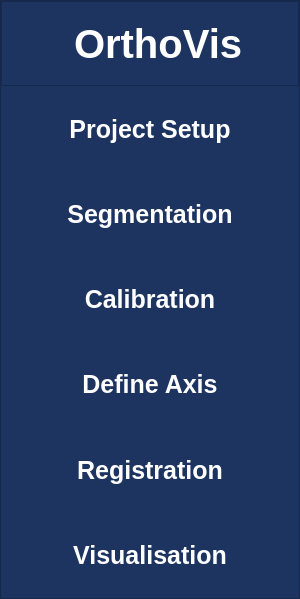
First picture: the form in widgets/sidebar/sidebar.ui, repository sdpunit/OrthoVis, before the edit.
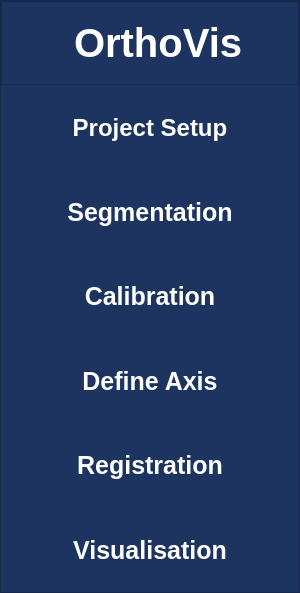
Second picture: the form after the edit. Icons and pictures are not drawn.

Commit message: Add hover effect and navigation logic in Sidebar

The edit to the form file:
```diff
--- a/widgets/sidebar/sidebar.ui
+++ b/widgets/sidebar/sidebar.ui
@@ -7,7 +7,7 @@
     <x>0</x>
     <y>0</y>
     <width>300</width>
-    <height>599</height>
+    <height>593</height>
    </rect>
   </property>
   <property name="sizePolicy">
@@ -168,21 +168,21 @@
         </property>
         <property name="font">
          <font>
-          <pointsize>19</pointsize>
+          <pointsize>18</pointsize>
           <bold>true</bold>
           <kerning>true</kerning>
          </font>
         </property>
         <property name="styleSheet">
-         <string notr="true">color: white;
-background-color: #1D3461;
-border: none;
-padding: 10px 25px;      
-text-align: center;</string>
+         <string notr="true">QPushButton { color: white; background-color: #1D3461; border: none; padding: 10px 25px;  text-align: center;}               
+QPushButton:hover { background-color: #6f8ab7; font-size: 20pt;}</string>
         </property>
         <property name="text">
          <string>Project Setup</string>
         </property>
+        <property name="default">
+         <bool>false</bool>
+        </property>
        </widget>
       </item>
       <item>
@@ -200,11 +200,8 @@
          </font>
         </property>
         <property name="styleSheet">
-         <string notr="true">color: white;
-background-color: #1D3461;
-border: none;
-padding: 10px 25px;      
-text-align: center;</string>
+         <string notr="true">QPushButton { color: white; background-color: #1D3461; border: none; padding: 10px 25px;  text-align: center;}               
+QPushButton:hover { background-color: #6f8ab7; font-size: 20pt;}</string>
         </property>
         <property name="text">
          <string>Segmentation</string>
@@ -226,11 +223,8 @@
          </font>
         </property>
         <property name="styleSheet">
-         <string notr="true">color: white;
-background-color: #1D3461;
-border: none;
-padding: 10px 25px;      
-text-align: center;</string>
+         <string notr="true">QPushButton { color: white; background-color: #1D3461; border: none; padding: 10px 25px;  text-align: center;}               
+QPushButton:hover { background-color: #6f8ab7; font-size: 20pt;}</string>
         </property>
         <property name="text">
          <string>Calibration</string>
@@ -252,11 +246,8 @@
          </font>
         </property>
         <property name="styleSheet">
-         <string notr="true">color: white;
-background-color: #1D3461;
-border: none;
-padding: 10px 25px;      
-text-align: center;</string>
+         <string notr="true">QPushButton { color: white; background-color: #1D3461; border: none; padding: 10px 25px;  text-align: center;}               
+QPushButton:hover { background-color: #6f8ab7; font-size: 20pt;}</string>
         </property>
         <property name="text">
          <string>Define Axis</string>
@@ -278,15 +269,15 @@
          </font>
         </property>
         <property name="styleSheet">
-         <string notr="true">color: white;
-background-color: #1D3461;
-border: none;
-padding: 10px 25px;      
-text-align: center;</string>
+         <string notr="true">QPushButton { color: white; background-color: #1D3461; border: none; padding: 10px 25px;  text-align: center;}               
+QPushButton:hover { background-color: #6f8ab7; font-size: 20pt;}</string>
         </property>
         <property name="text">
          <string>Registration</string>
         </property>
+        <property name="flat">
+         <bool>false</bool>
+        </property>
        </widget>
       </item>
       <item>
@@ -304,11 +295,8 @@
          </font>
         </property>
         <property name="styleSheet">
-         <string notr="true">color: white;
-background-color: #1D3461;
-border: none;
-padding: 10px 25px;      
-text-align: center;</string>
+         <string notr="true">QPushButton { color: white; background-color: #1D3461; border: none; padding: 10px 25px;  text-align: center;}               
+QPushButton:hover { background-color: #6f8ab7; font-size: 20pt;}</string>
         </property>
         <property name="text">
          <string>Visualisation</string>
```
The commit also changes 2 other files.
